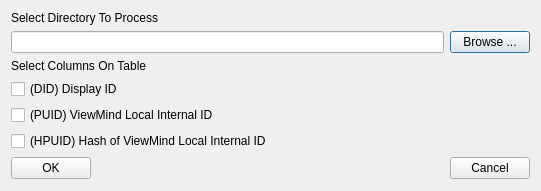
Above: VMTools/EyeDataAnalyzer/src/idtablediag.ui from ViewMind/VMAPP before the change. Below: the same form after it.
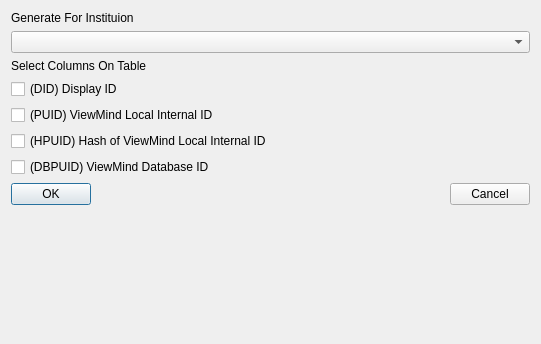
That is the form after the change.

The edit to the form file:
```diff
--- a/VMTools/EyeDataAnalyzer/src/idtablediag.ui
+++ b/VMTools/EyeDataAnalyzer/src/idtablediag.ui
@@ -7,41 +7,22 @@
     <x>0</x>
     <y>0</y>
     <width>541</width>
-    <height>191</height>
+    <height>344</height>
    </rect>
   </property>
   <property name="windowTitle">
    <string>ID Table Generation</string>
   </property>
-  <layout class="QVBoxLayout" name="verticalLayout_3">
-   <item>
     <layout class="QVBoxLayout" name="verticalLayout">
      <item>
       <widget class="QLabel" name="label">
        <property name="text">
-        <string>Select Directory To Process</string>
+      <string>Generate For Instituion</string>
        </property>
       </widget>
      </item>
      <item>
-      <layout class="QHBoxLayout" name="horizontalLayout">
-       <item>
-        <widget class="QLineEdit" name="lePath">
-         <property name="readOnly">
-          <bool>true</bool>
-         </property>
-        </widget>
-       </item>
-       <item>
-        <widget class="QPushButton" name="pushButton">
-         <property name="text">
-          <string>Browse ...</string>
-         </property>
-        </widget>
-       </item>
-      </layout>
-     </item>
-    </layout>
+    <widget class="QComboBox" name="comboBox"/>
    </item>
    <item>
     <layout class="QVBoxLayout" name="verticalLayout_2">
@@ -73,6 +54,13 @@
        </property>
       </widget>
      </item>
+     <item>
+      <widget class="QCheckBox" name="cbDBPUID">
+       <property name="text">
+        <string>(DBPUID) ViewMind Database ID</string>
+       </property>
+      </widget>
+     </item>
     </layout>
    </item>
    <item>
```
Left out of the diff: 4 changed lines with no effect on the pictures. Lines whose indentation alone changed are shown as unchanged.
